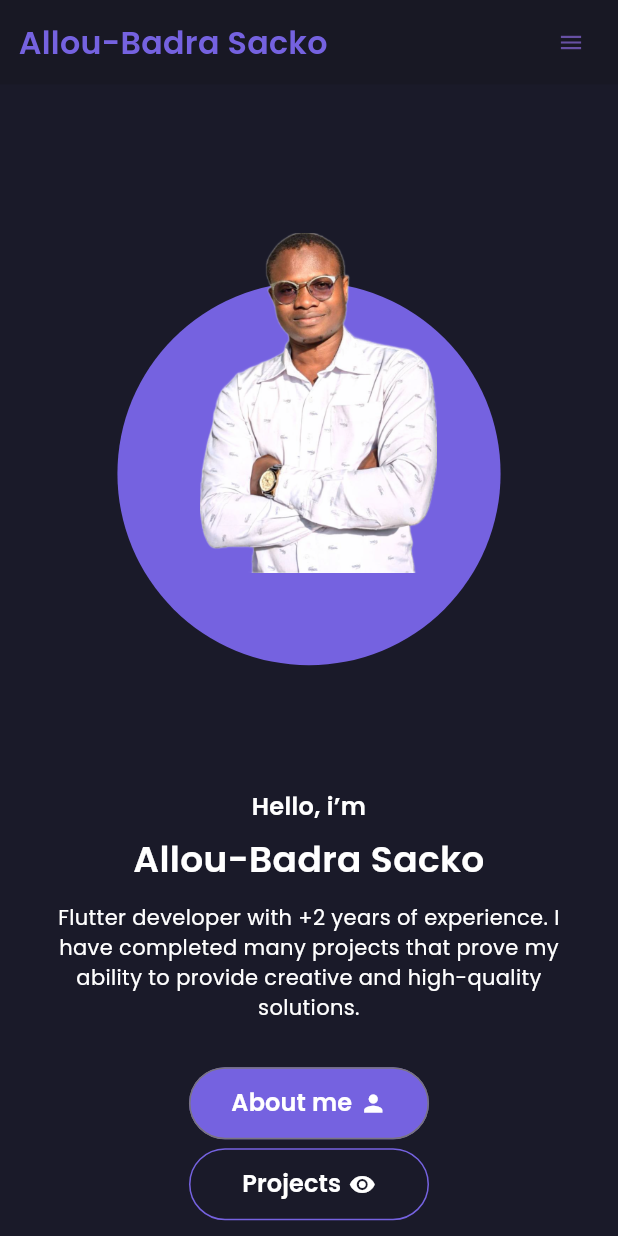
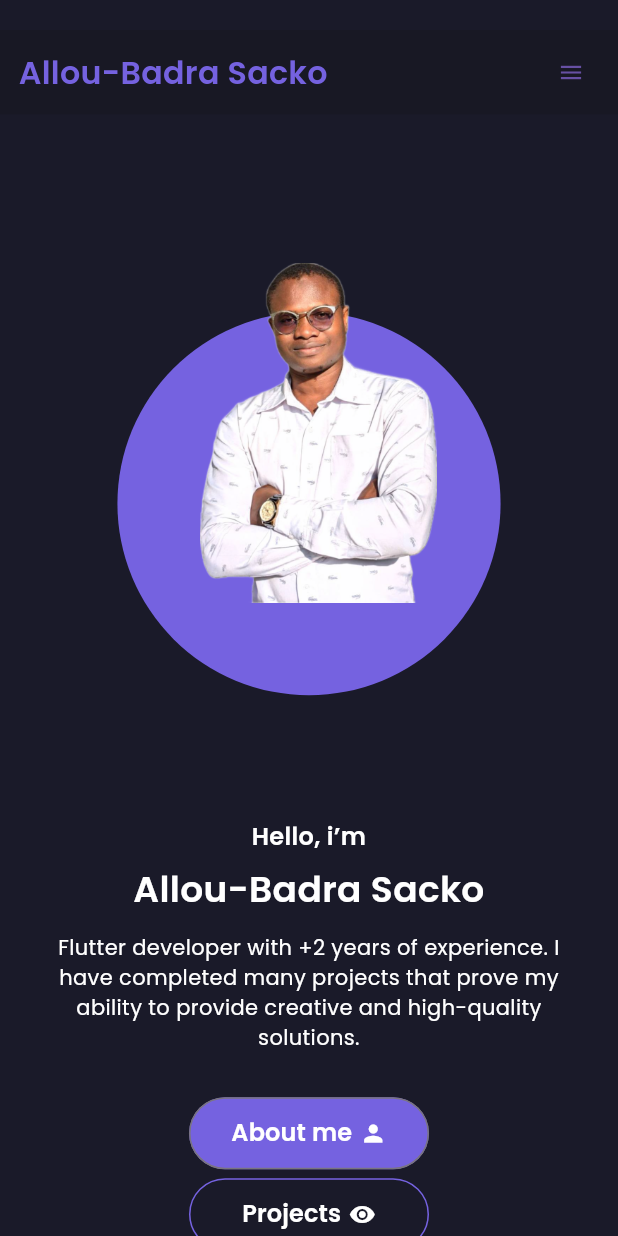
Before and after one commit to sackoba11/Portfolio, a Flutter app: the screen it shows after launch, on a phone screen of 412 x 824 dp. Run offline on Flutter 3.47's test engine with Material 3 defaults, Android fonts, the phone set to English and light mode, and no system bars; drawn by our look-alikes of auto_size_text; our stand-ins replace cached_network_image, equatable, flutter_bloc, flutter_svg, font_awesome_flutter; missing offline and left inert: universal_html; network calls fail.

```diff
--- a/lib/widgets/home_app_bar.dart
+++ b/lib/widgets/home_app_bar.dart
@@ -18,6 +18,8 @@ class HomeAppBar extends StatelessWidget implements PreferredSizeWidget {
   Widget build(BuildContext context) {
     return Container(
       color: AppColors.appBarColor,
+      margin: EdgeInsets.only(
+          top: context.width > DeviceType.ipad.getMaxWidth() ? 0 : 20),
       padding: EdgeInsets.symmetric(
         horizontal: _getHorizontalPadding(context),
       ),
```
Also changed, not shown: pubspec.lock, 126 other files.
